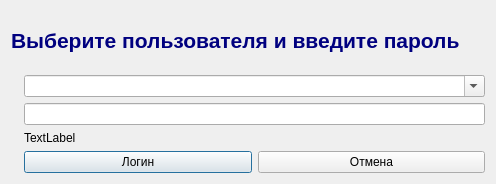
This is logindialog.ui in rust3128/MPosEdit as Qt 5 draws it before an edit. The edited form follows.
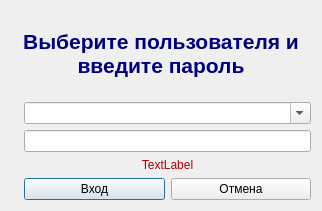
This is the edited form. Icons and pictures are not drawn.

```diff
--- a/logindialog.ui
+++ b/logindialog.ui
@@ -6,8 +6,8 @@
    <rect>
     <x>0</x>
     <y>0</y>
-    <width>496</width>
-    <height>184</height>
+    <width>322</width>
+    <height>211</height>
    </rect>
   </property>
   <property name="sizePolicy">
@@ -35,6 +35,12 @@
      <property name="text">
       <string>Выберите пользователя и введите пароль</string>
      </property>
+     <property name="alignment">
+      <set>Qt::AlignCenter</set>
+     </property>
+     <property name="wordWrap">
+      <bool>true</bool>
+     </property>
     </widget>
    </item>
    <item row="1" column="0">
@@ -63,13 +69,24 @@
       </widget>
      </item>
      <item row="1" column="0">
-      <widget class="QLineEdit" name="lineEditPass"/>
+      <widget class="QLineEdit" name="lineEditPass">
+       <property name="echoMode">
+        <enum>QLineEdit::Password</enum>
+       </property>
+      </widget>
      </item>
      <item row="2" column="0">
       <widget class="QLabel" name="labelInfo">
+       <property name="styleSheet">
+        <string notr="true">color: rgb(170, 0, 0);
+font: 75 12pt &quot;Noto Sans&quot;;</string>
+       </property>
        <property name="text">
         <string>TextLabel</string>
        </property>
+       <property name="alignment">
+        <set>Qt::AlignCenter</set>
+       </property>
       </widget>
      </item>
      <item row="3" column="0">
@@ -77,7 +94,7 @@
        <item>
         <widget class="QPushButton" name="pushButton">
          <property name="text">
-          <string>Логин</string>
+          <string>Вход</string>
          </property>
         </widget>
        </item>
```
Left out of the diff: 6 changed lines with no effect on the pictures.
